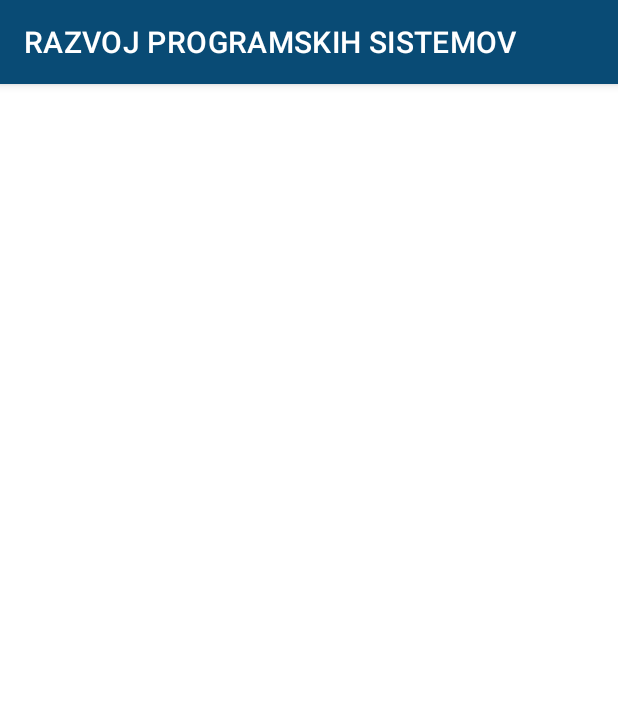
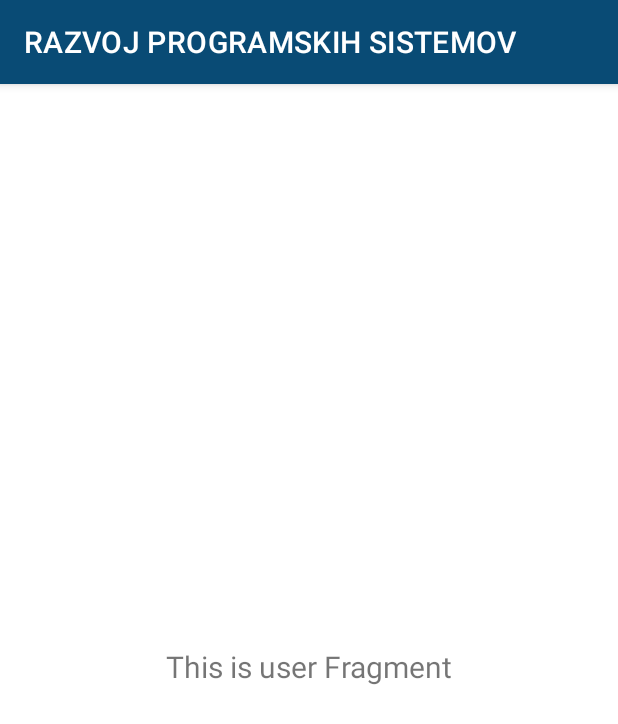
Before and after one commit to viktordenac/RAZVOJ-PROGRAMSKIH-SISTEMOV, an Android app: the fragment UserFragment shown on its own in the app's theme, on a phone screen of 412 x 824 dp. Shown: the top 724 px of the screen. Run offline under Robolectric (Android 15) with nearby library versions, the phone set to English and light mode, and no system bars.

Commit message:
Added test TextView

```diff
--- a/app/src/main/res/layout/fragment_user.xml
+++ b/app/src/main/res/layout/fragment_user.xml
@@ -1,6 +1,23 @@
 <?xml version="1.0" encoding="utf-8"?>
 <androidx.constraintlayout.widget.ConstraintLayout xmlns:android="http://schemas.android.com/apk/res/android"
+    xmlns:app="http://schemas.android.com/apk/res-auto"
+    xmlns:tools="http://schemas.android.com/tools"
     android:layout_width="match_parent"
-    android:layout_height="match_parent">
+    android:layout_height="match_parent"
+    tools:context=".ui.user.UserFragment">
+
+    <TextView
+        android:id="@+id/text_user"
+        android:layout_width="match_parent"
+        android:layout_height="wrap_content"
+        android:layout_marginStart="8dp"
+        android:layout_marginTop="8dp"
+        android:layout_marginEnd="8dp"
+        android:textAlignment="center"
+        android:textSize="20sp"
+        app:layout_constraintBottom_toBottomOf="parent"
+        app:layout_constraintEnd_toEndOf="parent"
+        app:layout_constraintStart_toStartOf="parent"
+        app:layout_constraintTop_toTopOf="parent" />
 
 </androidx.constraintlayout.widget.ConstraintLayout>
```
